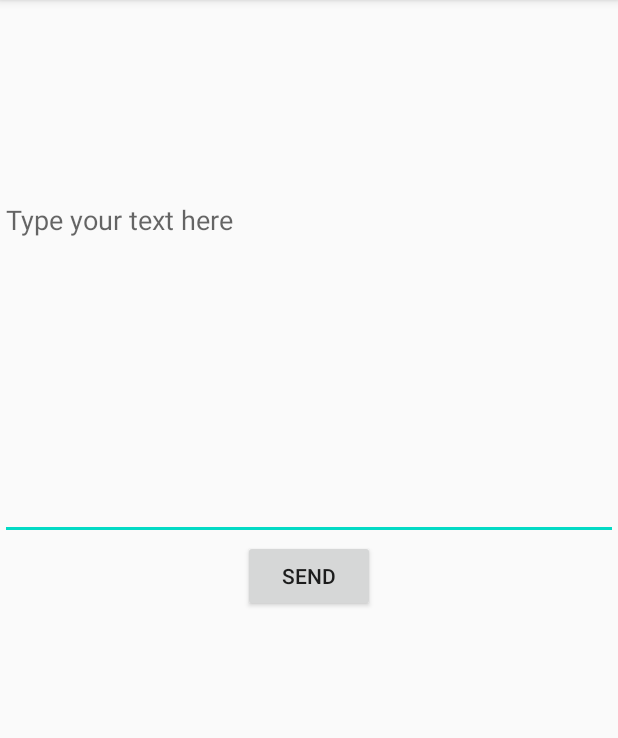
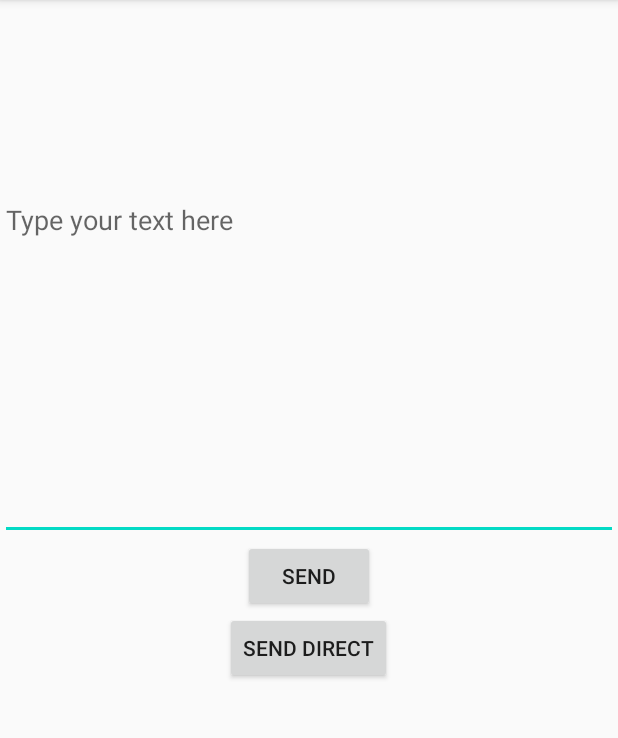
Before and after one commit to pradeep-charism/Android-Projects, an Android app: the screen it shows after launch (MainActivity), on a phone screen of 412 x 824 dp, the part 84-822 px from its top. Run offline under Robolectric (Android 15) with nearby library versions, the phone set to English and light mode, and no system bars.

```diff
--- a/SmsSender/app/src/main/res/layout/activity_main.xml
+++ b/SmsSender/app/src/main/res/layout/activity_main.xml
@@ -25,4 +25,13 @@
         android:layout_centerVertical="true"
         android:onClick="sendMessage"
         android:text="Send" />
+
+    <Button
+        android:id="@+id/sendMessageDirectly"
+        android:layout_width="wrap_content"
+        android:layout_height="wrap_content"
+        android:layout_below="@id/sendMessage"
+        android:layout_centerInParent="true"
+        android:onClick="sendMessageDirectly"
+        android:text="Send Direct" />
 </RelativeLayout>
```
Also changed, not shown: SmsSender/app/src/main/java/com/example/smssender/MainActivity.java (+21 -4 lines).
